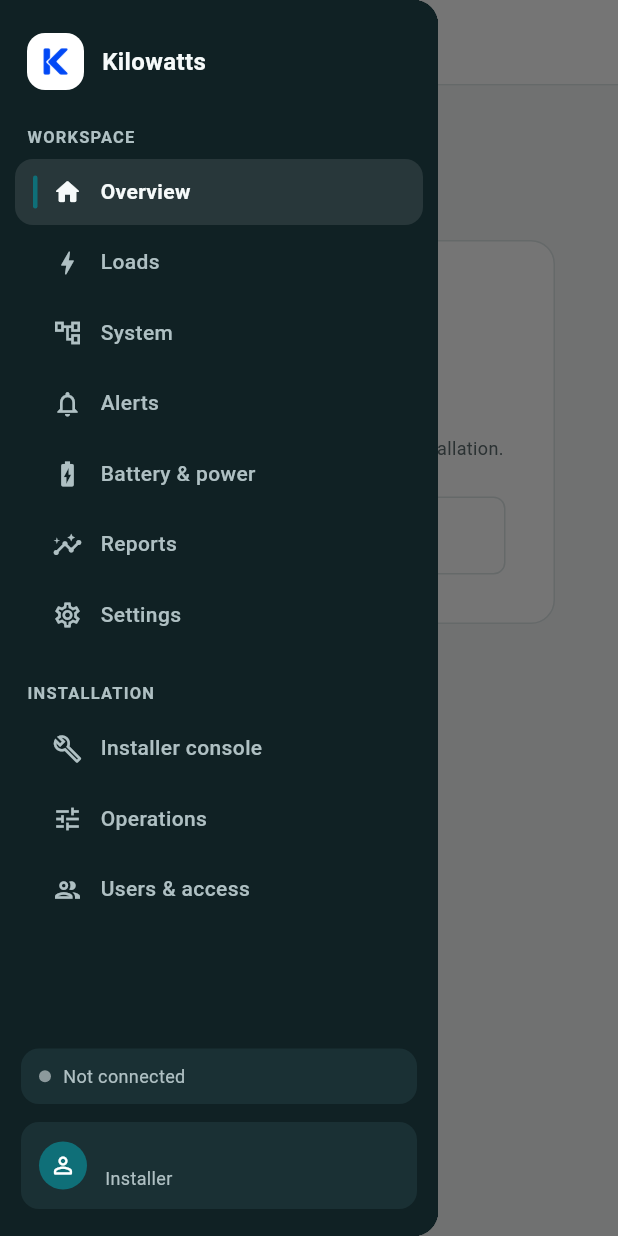
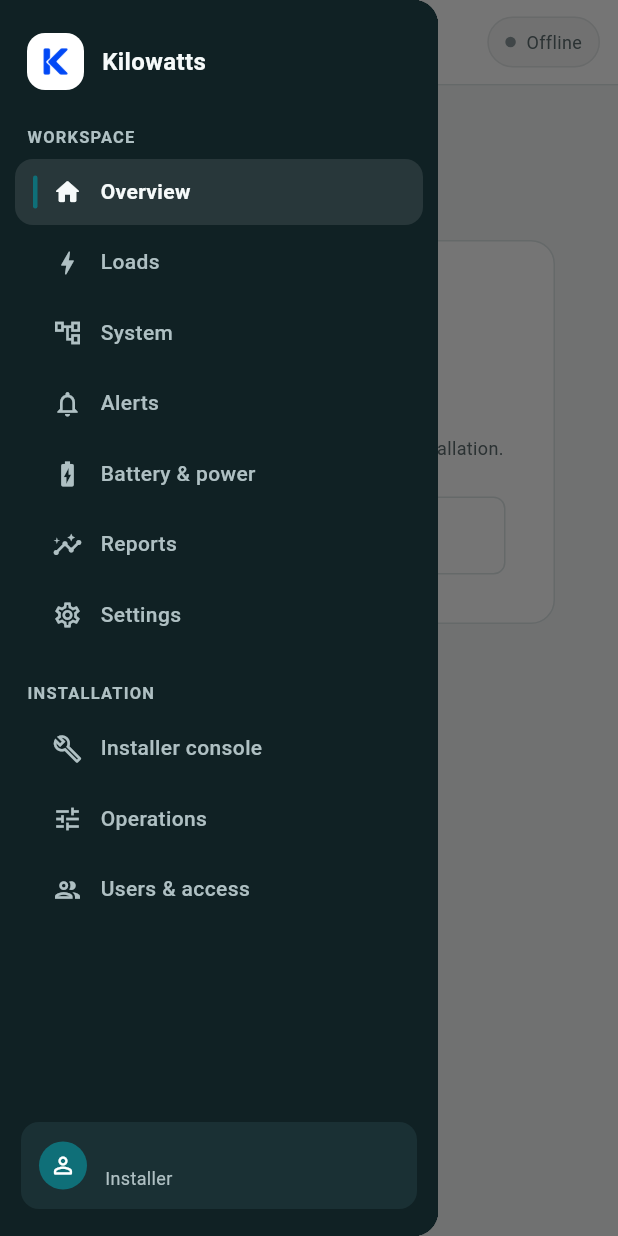
Before and after one commit to SilasChalwe/kilowatts-mobile, a Flutter app: the MainShell screen opened directly, with the side drawer open, on a phone screen of 412 x 824 dp. Run offline on Flutter 3.47's test engine with Material 3 defaults, Android fonts, the phone set to English and light mode, and no system bars; our stand-ins replace cloud_firestore, firebase_auth, firebase_core, flutter_secure_storage, shared_preferences; missing offline and left inert: mqtt_client; accounts and stored records are empty.

Commit message:
Move connection status into application header

```diff
--- a/lib/features/shell/screens/main_shell.dart
+++ b/lib/features/shell/screens/main_shell.dart
@@ -25,9 +25,8 @@ import '../../system/screens/system_topology_screen.dart';
 /// - Compact web: one top app bar + hamburger drawer.
 /// - Native mobile/tablet: one top app bar + hamburger drawer.
 ///
-/// The header stays intentionally quiet. Account role belongs in the profile
-/// area, while connection state belongs in the navigation footer. There is no
-/// bottom navigation bar and no duplicated role/status copy in page headers.
+/// Account role belongs in the profile area. Connection state is a compact
+/// utility status in the application chrome, never a dashboard card.
 class MainShell extends StatefulWidget {
   const MainShell({super.key, this.installerMode = false});
 
@@ -158,9 +157,17 @@ class _MainShellState extends State<MainShell> {
                     ),
                   ),
                   Expanded(
+                    child: Column(
+                      children: [
+                        const _DesktopUtilityBar(),
+                        Expanded(
                           child: IndexedStack(
                             index: safeIndex,
-                      children: destinations.map((item) => item.page).toList(),
+                            children:
+                                destinations.map((item) => item.page).toList(),
+                          ),
+                        ),
+                      ],
                     ),
                   ),
                 ],
@@ -179,6 +186,12 @@ class _MainShellState extends State<MainShell> {
               icon: const Icon(Icons.menu_rounded),
             ),
             title: const Text('Kilowatts'),
+            actions: const [
+              Padding(
+                padding: EdgeInsets.only(right: AppSpacing.sm),
+                child: _HeaderConnectionStatus(),
+              ),
+            ],
             bottom: const PreferredSize(
               preferredSize: Size.fromHeight(1),
               child: Divider(height: 1),
@@ -200,6 +213,75 @@ class _MainShellState extends State<MainShell> {
           body: IndexedStack(
             index: safeIndex,
             children: destinations.map((item) => item.page).toList(),
+          ),
+        );
+      },
+    );
+  }
+}
+
+class _DesktopUtilityBar extends StatelessWidget {
+  const _DesktopUtilityBar();
+
+  @override
+  Widget build(BuildContext context) {
+    return Container(
+      height: 56,
+      padding: const EdgeInsets.symmetric(horizontal: AppSpacing.lg),
+      decoration: const BoxDecoration(
+        color: AppColors.surface,
+        border: Border(bottom: BorderSide(color: AppColors.border)),
+      ),
+      child: const Align(
+        alignment: Alignment.centerRight,
+        child: _HeaderConnectionStatus(),
+      ),
+    );
+  }
+}
+
+class _HeaderConnectionStatus extends StatelessWidget {
+  const _HeaderConnectionStatus();
+
+  @override
+  Widget build(BuildContext context) {
+    final appState = AppStateScope.of(context);
+    return ValueListenableBuilder<MqttConnectionStatus>(
+      valueListenable: appState.connectionStatus,
+      builder: (context, status, _) {
+        final connected = status == MqttConnectionStatus.connected;
+        final busy = status == MqttConnectionStatus.connecting ||
+            status == MqttConnectionStatus.reconnecting;
+        final color = connected
+            ? AppColors.success
+            : busy
+                ? AppColors.warning
+                : AppColors.offline;
+        final label = connected
+            ? 'Online'
+            : busy
+                ? 'Connecting'
+                : 'Offline';
+
+        return Container(
+          height: 34,
+          padding: const EdgeInsets.symmetric(horizontal: 11),
+          decoration: BoxDecoration(
+            color: color.withValues(alpha: 0.08),
+            borderRadius: BorderRadius.circular(AppRadius.pill),
+            border: Border.all(color: color.withValues(alpha: 0.18)),
+          ),
+          child: Row(
+            mainAxisSize: MainAxisSize.min,
+            children: [
+              Container(
+                width: 7,
+                height: 7,
+                decoration: BoxDecoration(color: color, shape: BoxShape.circle),
+              ),
+              const SizedBox(width: 7),
+              Text(label, style: AppTextStyles.caption),
+            ],
           ),
         );
       },
@@ -309,11 +391,7 @@ class _NavigationPanel extends StatelessWidget {
           ),
           Padding(
             padding: const EdgeInsets.fromLTRB(14, 10, 14, 18),
-            child: Column(
-              children: [
-                _ConnectionFooter(status: appState.connectionStatus),
-                const SizedBox(height: AppSpacing.sm),
-                Container(
+            child: Container(
               width: double.infinity,
               padding: const EdgeInsets.all(AppSpacing.sm),
               decoration: BoxDecoration(
@@ -357,8 +435,6 @@ class _NavigationPanel extends StatelessWidget {
                   ),
                 ],
               ),
-                ),
-              ],
             ),
           ),
         ],
@@ -431,58 +507,3 @@ class _SidebarDestination extends StatelessWidget {
     );
   }
 }
-
-class _ConnectionFooter extends StatelessWidget {
-  const _ConnectionFooter({required this.status});
-
-  final ValueListenable<MqttConnectionStatus> status;
-
-  @override
-  Widget build(BuildContext context) {
-    return ValueListenableBuilder<MqttConnectionStatus>(
-      valueListenable: status,
-      builder: (context, value, _) {
-        final connected = value == MqttConnectionStatus.connected;
-        final busy = value == MqttConnectionStatus.connecting ||
-            value == MqttConnectionStatus.reconnecting;
-        final color = connected
-            ? AppColors.success
-            : busy
-                ? AppColors.warning
-                : AppColors.offline;
-        final label = connected
-            ? 'Connected'
-            : busy
-                ? 'Connecting…'
-                : 'Not connected';
-
-        return Container(
-          width: double.infinity,
-          padding: const EdgeInsets.symmetric(horizontal: 12, vertical: 10),
-          decoration: BoxDecoration(
-            color: AppColors.sidebarMuted,
-            borderRadius: BorderRadius.circular(AppRadius.md),
-          ),
-          child: Row(
-            children: [
-              Container(
-                width: 8,
-                height: 8,
-                decoration: BoxDecoration(color: color, shape: BoxShape.circle),
-              ),
-              const SizedBox(width: AppSpacing.xs),
-              Expanded(
-                child: Text(
-                  label,
-                  style: AppTextStyles.caption.copyWith(
-                    color: AppColors.sidebarTextMuted,
-                  ),
-                ),
-              ),
-            ],
-          ),
-        );
-      },
-    );
-  }
-}
```
Lines whose indentation alone changed are shown as unchanged.
